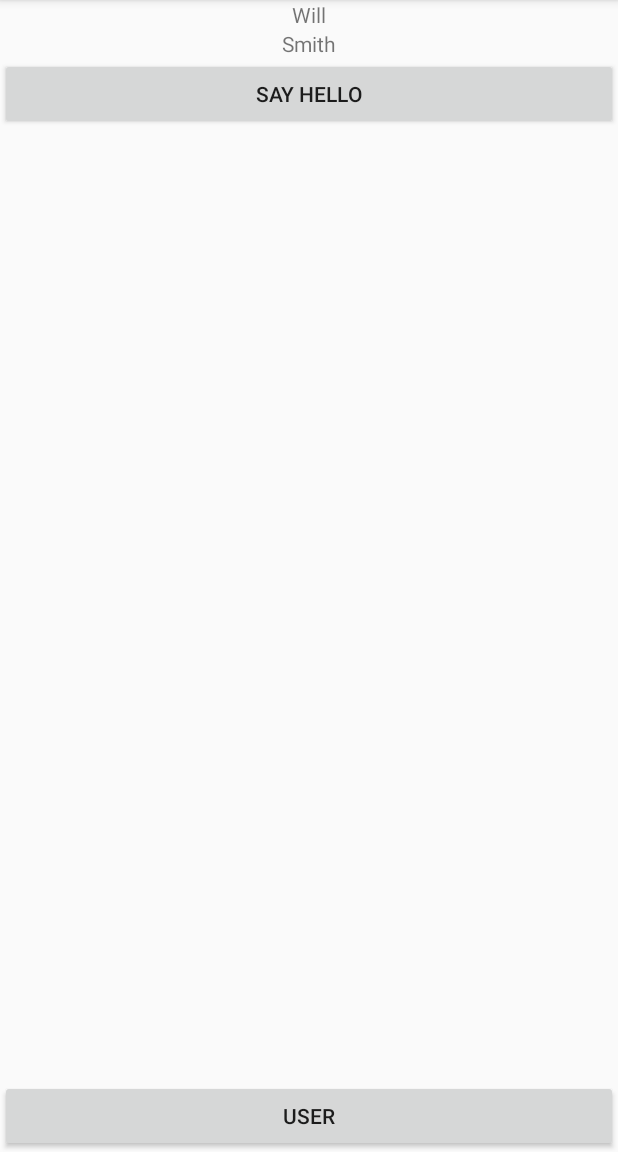
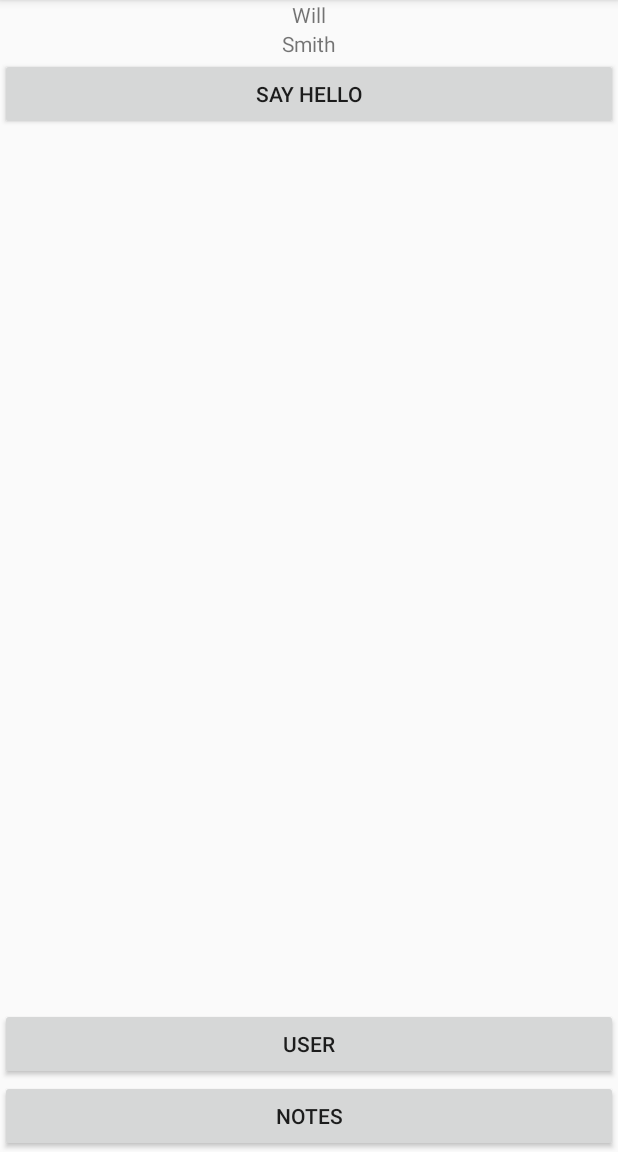
Before and after one commit to xiaoRoy/GrowthCodeLab, an Android app: the DataBindingActivity screen opened directly, with no data from a screen before it, after a tap on "USER", on a phone screen of 412 x 824 dp, the part 84-1236 px from its top. Run offline under Robolectric (Android 15) with nearby library versions, the phone set to English and light mode, and no system bars; our stand-ins replace data binding.

Commit message:
Finishd difference between method references and data bingdings.

```diff
--- a/app/src/main/res/layout/activity_data_binding.xml
+++ b/app/src/main/res/layout/activity_data_binding.xml
@@ -28,11 +28,17 @@
 
         </FrameLayout>
         <Button
-            android:id="@+id/btn_data_binding_user"
             android:layout_width="match_parent"
             android:layout_height="wrap_content"
             android:text="@string/s_data_binding_user"
             android:onClick="@{clickHandler::onUserClick}"
             />
+
+        <Button
+            android:layout_width="match_parent"
+            android:layout_height="wrap_content"
+            android:text="@string/s_data_binding_notes"
+            android:onClick="@{clickHandler::onNotesClick}"
+            />
     </LinearLayout>
 </layout>
--- a/app/src/main/res/values/strings.xml
+++ b/app/src/main/res/values/strings.xml
@@ -6,7 +6,10 @@
     <string name="s_add_new_note">Add New Note</string>
 
     <string name="s_data_binding_user">User</string>
+    <string name="s_data_binding_notes">Notes</string>
+
 
     <string name="s_data_binding_user_hello">Hello I am %1$s %2$s.</string>
     <string name="s_data_binding_user_say_hello">Say Hello</string>
+    <string name="s_data_binding_add_new_note">Add New Note</string>
 </resources>
--- a/gradle.properties
+++ b/gradle.properties
@@ -13,6 +13,4 @@
 # http://www.gradle.org/docs/current/userguide/multi_project_builds.html#sec:decoupled_projects
 # org.gradle.parallel=true
 #Tue Aug 15 10:02:04 CST 2017
-systemProp.http.proxyHost=172.26.0.17
 org.gradle.jvmargs=-Xmx1536m
-systemProp.http.proxyPort=3128
```
Also changed, not shown: app/src/main/java/com/learn/growthcodelab/activity/DataBindingActivity.java (+9 -0 lines), app/src/main/java/com/learn/growthcodelab/databinding/notes/NotesFragment.java (+31 -1 lines), app/src/main/res/layout/fragment_notes.xml (+8 -0 lines).
